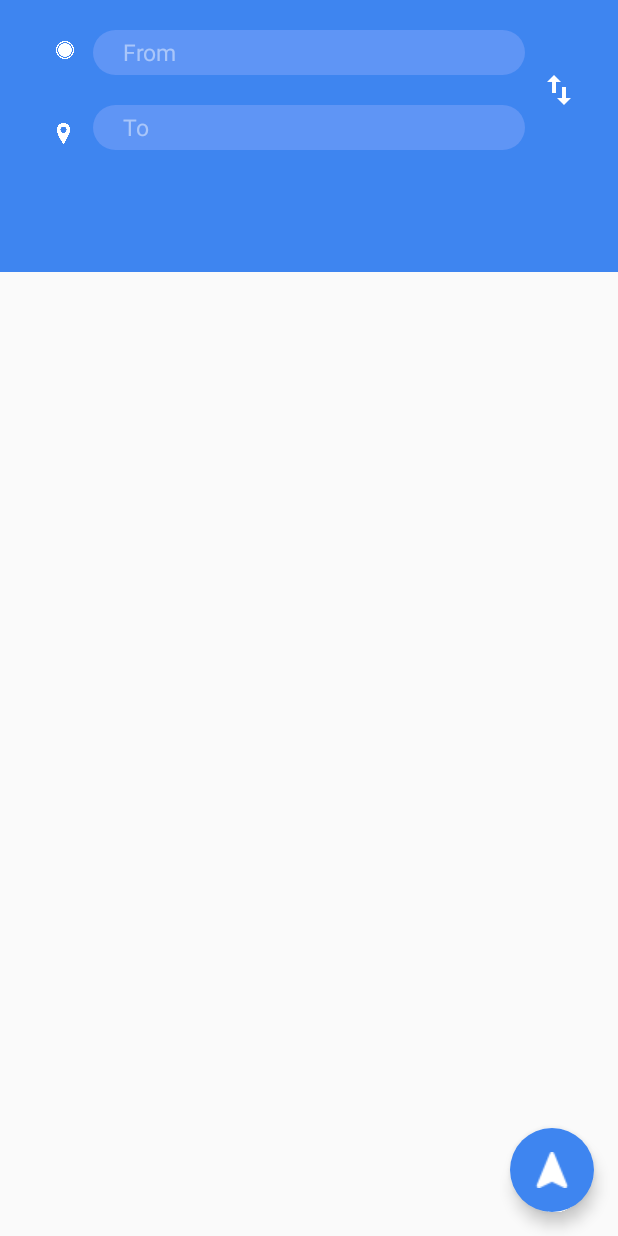
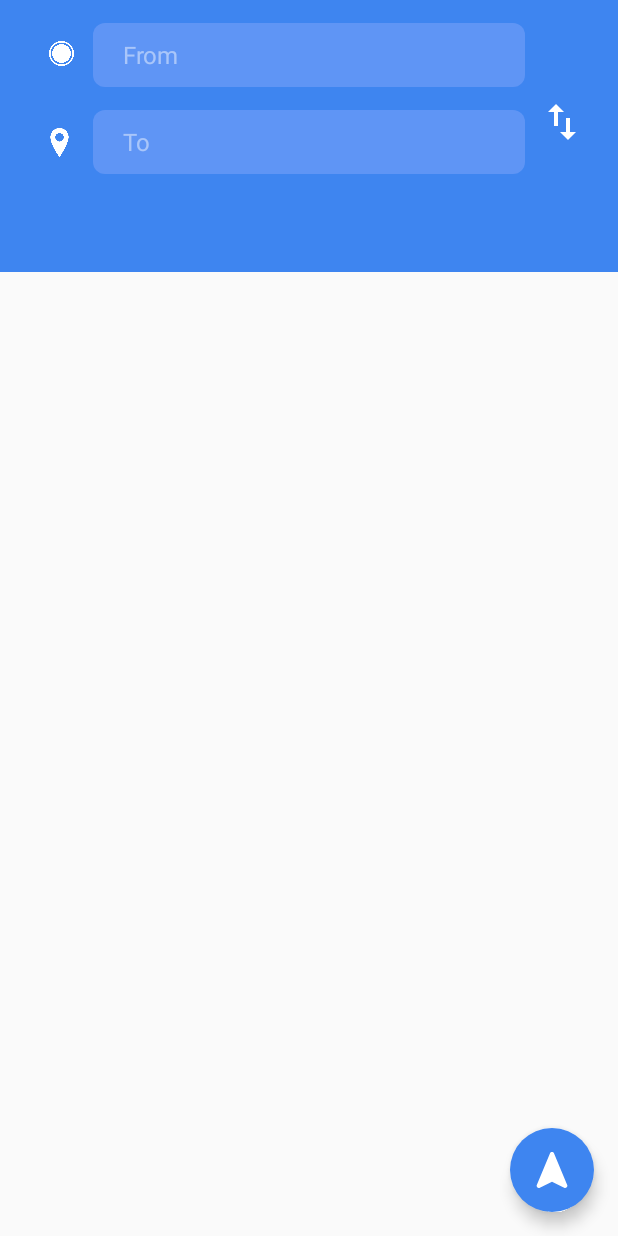
Before and after one commit to chhabrabhishek/Texway, an Android app: the screen it shows after launch (MainActivity), after a tap on "SKIP", on a phone screen of 412 x 824 dp. Run offline under Robolectric (Android 15) with nearby library versions, the phone set to English and light mode, and no system bars; 1 other tap on this screen came first.

Commit message:
Some shit

```diff
--- a/app/src/main/java/smartindiahackathon/texway/DataBaseManager.java
+++ b/app/src/main/java/smartindiahackathon/texway/DataBaseManager.java
@@ -32,7 +32,7 @@ public class DataBaseManager extends SQLiteOpenHelper {
     @Override
     public void onCreate(SQLiteDatabase db) {
         Log.d("#FUCK", "YOU");
-        db.execSQL("CREATE TABLE " + TableName + "(_id INTEGER PRIMARY KEY AUTOINCREMENT, from_location TEXT , to_location TEXT , cord_source TEXT , cord_destination TEXT , timestamp INT);");
+        db.execSQL("CREATE TABLE " + TableName + "(_id INTEGER PRIMARY KEY AUTOINCREMENT, from_location TEXT , to_location TEXT , cord_source TEXT , cord_destination TEXT , timestamp TEXT);");
     }
 
     @Override
@@ -41,14 +41,14 @@ public class DataBaseManager extends SQLiteOpenHelper {
         onCreate(db);
     }
 
-    public boolean insert_data(String From,String To){
+    public boolean insert_data(String From,String To,String date){
         SQLiteDatabase db = this.getWritableDatabase();
         ContentValues contentValues = new ContentValues();
         contentValues.put(Source,From);
         contentValues.put(Destination,To);
         contentValues.put(SourceCoordinate,"76.99,54.67");
         contentValues.put(DestinationCoordinate,"76.99,54.67");
-        contentValues.put(TimeStamp, 1522057729);
+        contentValues.put(TimeStamp, date);
         long result = db.insert(TableName,null,contentValues);
         if(result==-1){
             return false;
--- a/app/src/main/java/smartindiahackathon/texway/MainActivity.java
+++ b/app/src/main/java/smartindiahackathon/texway/MainActivity.java
@@ -1,13 +1,17 @@
 package smartindiahackathon.texway;
 
+import android.Manifest;
 import android.content.Context;
 import android.content.Intent;
 import android.database.Cursor;
 import android.graphics.Color;
+import android.location.Location;
 import android.os.Build;
 import android.support.design.widget.FloatingActionButton;
+import android.support.v4.app.ActivityCompat;
 import android.support.v7.app.AppCompatActivity;
 import android.os.Bundle;
+import android.telephony.SmsManager;
 import android.util.Log;
 import android.view.View;
 import android.view.ViewGroup;
@@ -19,12 +23,17 @@ import android.widget.ListView;
 import android.widget.TextView;
 import android.widget.Toast;
 
+import java.text.SimpleDateFormat;
 import java.util.ArrayList;
+import java.util.Calendar;
 
 public class MainActivity extends AppCompatActivity {
 
     EditText edt1,edt2;
     FloatingActionButton FAB;
+    Calendar calendar;
+    SimpleDateFormat simpleDateFormat;
+    String date;
     @Override
     protected void onCreate(Bundle savedInstanceState) {
         super.onCreate(savedInstanceState);
@@ -33,9 +42,11 @@ public class MainActivity extends AppCompatActivity {
         edt1 = (EditText) findViewById(R.id.source_edittext);
         edt2 = (EditText) findViewById(R.id.destination_edittext);
         FAB = (FloatingActionButton) findViewById(R.id.fab);
-
+        calendar = Calendar.getInstance();
+        simpleDateFormat = new SimpleDateFormat("dd MMMM yyyy  HH:mm");
+        date = simpleDateFormat.format(calendar.getTime());
+        ActivityCompat.requestPermissions(MainActivity.this,new String[]{Manifest.permission.ACCESS_FINE_LOCATION},123);
         ListView listView = (ListView) findViewById(R.id.lists);
-
         CustomAdapter customAdapter = new CustomAdapter(this);
         listView.setAdapter(customAdapter);
     }
@@ -57,18 +68,31 @@ public class MainActivity extends AppCompatActivity {
     }
 
     public void AddData(View view){
-        Intent intent = new Intent(MainActivity.this,GraphActivity.class);
-        startActivity(intent);
+        GpsLocation gpsLocation = new GpsLocation(getApplicationContext());
+        Location location = gpsLocation.getLocation();
+        if (location!=null){
+            String latitude = Double.toString(location.getLatitude());
+            String longitude = Double.toString(location.getLongitude());
+            SmsManager smsManager = SmsManager.getDefault();
+            smsManager.sendTextMessage("+918368119807",null,"Latitude : "+latitude+"\n"+"Longitude : "+longitude,null,null);
+        }
+
         DataBaseManager dataBaseManager = new DataBaseManager(this);
-        boolean insert_status = dataBaseManager.insert_data(edt1.getText().toString(),edt2.getText().toString());
-        if (insert_status == true){
-            Toast.makeText(getApplicationContext(),"Rows are added",Toast.LENGTH_SHORT).show();
+        if (edt1.getText().toString().trim().length()==0 || edt2.getText().toString().trim().length()==0) {
+            Toast.makeText(getApplicationContext(),"TextBox can't be empty",Toast.LENGTH_SHORT).show();
         }
-        else {
-            Toast.makeText(getApplicationContext(),"Addition unsuccessful",Toast.LENGTH_SHORT).show();
+        else{
+            boolean insert_status = dataBaseManager.insert_data(edt1.getText().toString(), edt2.getText().toString(), date);
+            if (insert_status == true) {
+                Toast.makeText(getApplicationContext(), "Rows are added", Toast.LENGTH_SHORT).show();
+            } else {
+                Toast.makeText(getApplicationContext(), "Addition unsuccessful", Toast.LENGTH_SHORT).show();
 
+            }
         }
+
     }
+
 
     class CustomAdapter extends BaseAdapter{
         private DataBaseManager dataBaseManager;
@@ -87,7 +111,7 @@ public class MainActivity extends AppCompatActivity {
                         cursor.getString(2),
                         cursor.getString(3),
                         cursor.getString(4),
-                        String.valueOf(cursor.getLong(5))
+                        cursor.getString(5)
                 });
             }
         }
@@ -124,7 +148,7 @@ public class MainActivity extends AppCompatActivity {
             }
 
             // except for the header
-            position -= 1;
+            position = position-1;
 
             convertView = getLayoutInflater().inflate(R.layout.custom_list,null);
             TextView textView = (TextView) convertView.findViewById(R.id.from);
@@ -141,4 +165,9 @@ public class MainActivity extends AppCompatActivity {
         }
     }
 
+    public void graph_coordinates(View view){
+        Intent intent = new Intent(MainActivity.this,GraphActivity.class);
+        startActivity(intent);
+    }
+
 }
--- a/app/src/main/java/smartindiahackathon/texway/SMSReceiver.java
+++ b/app/src/main/java/smartindiahackathon/texway/SMSReceiver.java
@@ -25,13 +25,9 @@ public class SMSReceiver extends BroadcastReceiver {
                 send_number = smsMessage.getOriginatingAddress();
                 String message = smsMessage.getDisplayMessageBody();
                 Toast.makeText(context, "From : "+send_number+"  Message : "+message, Toast.LENGTH_LONG).show();
-
-                 x = message.substring(message.lastIndexOf("=")+1);
-
             }
-
             SmsManager smsManager = SmsManager.getDefault();
-            smsManager.sendTextMessage(send_number,null,"Thank you server",null,null);
+            smsManager.sendTextMessage(send_number,null,"thank you server",null,null);
         }
     }
 
--- /dev/null
+++ b/app/src/main/res/drawable/navigation.xml
@@ -0,0 +1,4 @@
+<vector android:height="24dp" android:viewportHeight="488.98"
+    android:viewportWidth="488.98" android:width="24dp" xmlns:android="http://schemas.android.com/apk/res/android">
+    <path android:fillColor="#FFFFFF" android:pathData="M409.5,485.8l-165,-80.9l-165,80.9c-25.3,12.4 -52.4,-13.1 -41.6,-39.1l178.5,-427.9c10.4,-25 45.8,-25 56.3,0l178.4,427.9C461.9,472.5 434.8,498.1 409.5,485.8z"/>
+</vector>
--- a/app/src/main/res/drawable/search_box.xml
+++ b/app/src/main/res/drawable/search_box.xml
@@ -4,6 +4,6 @@
     android:shape="rectangle" >
 
     <solid android:color="#5F95F5" />
-    <corners android:radius="15dp"/>
+    <corners android:radius="8dp"/>
 
 </shape>
--- a/app/src/main/res/layout/activity_main.xml
+++ b/app/src/main/res/layout/activity_main.xml
@@ -5,8 +5,6 @@
 android:layout_width="match_parent"
 android:layout_height="match_parent"
 tools:context="smartindiahackathon.texway.MainActivity">
-
-
 
 <android.support.constraint.ConstraintLayout
     android:layout_width="match_parent"
@@ -98,7 +96,14 @@
     android:layout_width="wrap_content"
     android:layout_height="wrap_content"
     android:orientation="horizontal"
-        app:layout_constraintGuide_percent="0.95" />
+    app:layout_constraintGuide_percent="0.95"  />
+
+<android.support.constraint.Guideline
+    android:id="@+id/horizontal_for_switch"
+    android:layout_width="wrap_content"
+    android:layout_height="wrap_content"
+    android:orientation="horizontal"
+    app:layout_constraintGuide_percent="0.084" />
 
 <android.support.constraint.Guideline
     android:id="@+id/vertical_88"
@@ -129,7 +134,7 @@
 <LinearLayout
     android:id="@+id/source_search"
     android:layout_width="0dp"
-        android:layout_height="50dp"
+    android:layout_height="58dp"
     android:layout_marginTop="50dp"
     app:layout_constraintLeft_toRightOf="@id/vertical_15"
     app:layout_constraintRight_toLeftOf="@id/vertical_85">
@@ -137,7 +142,9 @@
     <EditText
         android:layout_width="match_parent"
         android:layout_height="match_parent"
-            android:layout_marginTop="20dp"
+        android:layout_marginTop="15dp"
+        android:maxLines="1"
+        android:inputType="text"
         android:id="@+id/source_edittext"
         android:layout_weight=".75"
         android:background="@drawable/search_box"
@@ -145,13 +152,13 @@
         android:paddingLeft="20dp"
         android:textColor="#ffffff"
         android:textColorHint="#77ffffff"
-            android:textSize="15dp" />
+        android:textSize="16dp" />
 
 </LinearLayout>
 
 <LinearLayout
     android:layout_width="0dp"
-        android:layout_height="50dp"
+    android:layout_height="58dp"
     app:layout_constraintLeft_toRightOf="@id/vertical_15"
     app:layout_constraintRight_toLeftOf="@id/vertical_85"
     app:layout_constraintTop_toBottomOf="@id/source_search">
@@ -160,24 +167,27 @@
         android:layout_width="match_parent"
         android:layout_height="match_parent"
         android:id="@+id/destination_edittext"
-            android:layout_marginTop="20dp"
+        android:maxLines="1"
+        android:inputType="text"
+        android:layout_marginTop="15dp"
         android:layout_weight=".75"
         android:background="@drawable/search_box"
         android:hint="To"
         android:paddingLeft="20dp"
         android:textColor="#ffffff"
         android:textColorHint="#77ffffff"
-            android:textSize="15dp" />
+        android:textSize="16dp" />
 
 </LinearLayout>
 
 <LinearLayout
-        android:layout_width="20dp"
-        android:layout_height="20dp"
+    android:layout_width="24dp"
+    android:layout_height="24dp"
     android:onClick="switch_text"
     app:layout_constraintLeft_toRightOf="@id/vertical_88"
-        app:layout_constraintTop_toBottomOf="@id/source_search"
+    app:layout_constraintTop_toBottomOf="@id/horizontal_for_switch"
     android:clickable="true"
+
     android:id="@+id/switch_button">
 
     <ImageView
@@ -188,11 +198,13 @@
 </LinearLayout>
 
 <LinearLayout
-        android:layout_width="12dp"
-        android:layout_height="12dp"
+    android:layout_width="16.5dp"
+    android:layout_height="16.5dp"
     app:layout_constraintRight_toLeftOf="@id/vertical_12"
     app:layout_constraintTop_toBottomOf="@id/horizontal_start"
-        android:layout_marginTop="27dp">
+    android:layout_marginTop="27dp"
+    android:clickable="true"
+    android:onClick="graph_coordinates">
 
     <ImageView
         android:layout_width="match_parent"
@@ -202,11 +214,11 @@
 </LinearLayout>
 
 <LinearLayout
-        android:layout_width="14dp"
-        android:layout_height="14dp"
+    android:layout_width="19dp"
+    android:layout_height="19dp"
     app:layout_constraintRight_toLeftOf="@id/vertical_12"
     app:layout_constraintTop_toBottomOf="@id/source_search"
-        android:layout_marginTop="32dp">
+    android:layout_marginTop="27dp">
 
     <ImageView
         android:layout_width="match_parent"
@@ -247,7 +259,7 @@
         android:visibility="visible"
         android:elevation="20dp"
         android:onClick="AddData"
-            android:src="@drawable/nav"
+        android:src="@drawable/navigation"
         app:backgroundTint="#3e85f0"
         app:layout_anchor="@id/lists"
         app:layout_anchorGravity="bottom|right|end"
```
Also changed, not shown: app/src/main/AndroidManifest.xml (+13 -5 lines), app/src/main/java/smartindiahackathon/texway/GpsLocation.java (added, +60 -0 lines), app/src/main/java/smartindiahackathon/texway/GraphActivity.java (+69 -11 lines), app/src/main/res/layout/activity_graph.xml (+27 -5 lines), 805 other files. Lines whose indentation alone changed are shown as unchanged.
